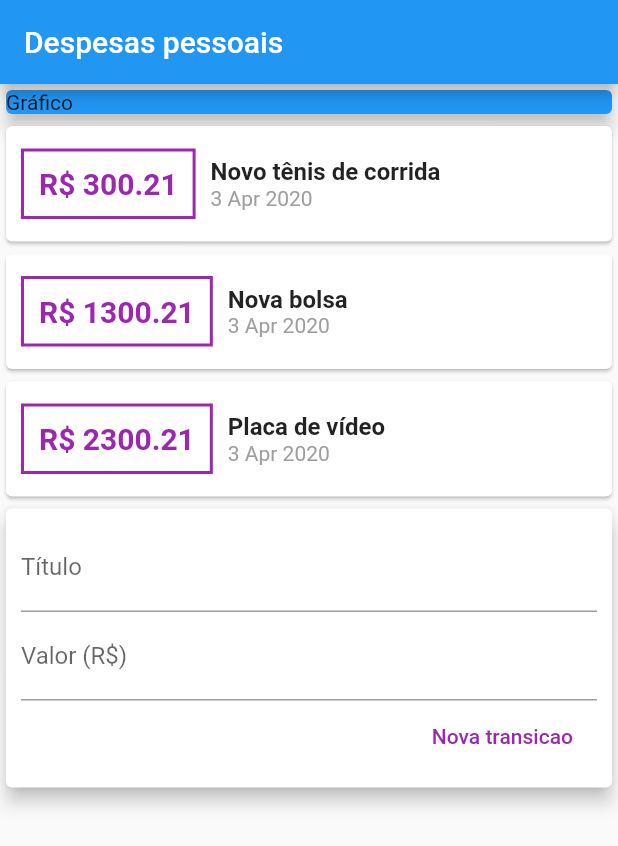
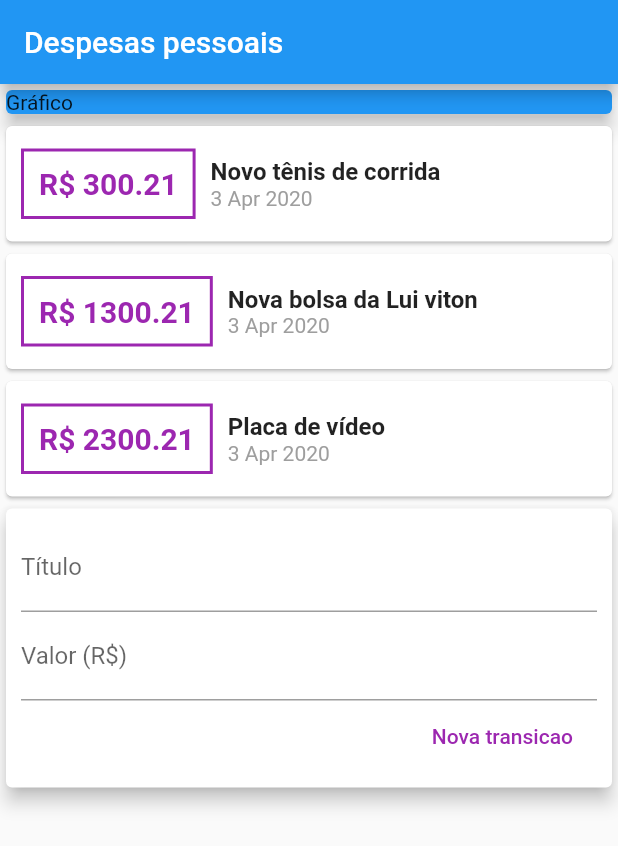
Before and after one commit to thainan76/App-Flutter-Despesas, a Flutter app: the screen it shows after launch, on a phone screen of 412 x 824 dp. Shown: the top 846 px of the screen. Run offline on Flutter 3.47's test engine with Material 2 defaults, Android fonts, the phone set to English and light mode, and no system bars.

Commit message:
Change the name of bag

```diff
--- a/lib/main.dart
+++ b/lib/main.dart
@@ -31,7 +31,7 @@ class MyHomePage extends StatelessWidget {
     ),
     Transaction(
       id: 't2',
-      title: 'Nova bolsa',
+      title: 'Nova bolsa da Lui viton',
       value: 1300.21,
       date: DateTime.now(),
     ),
```
